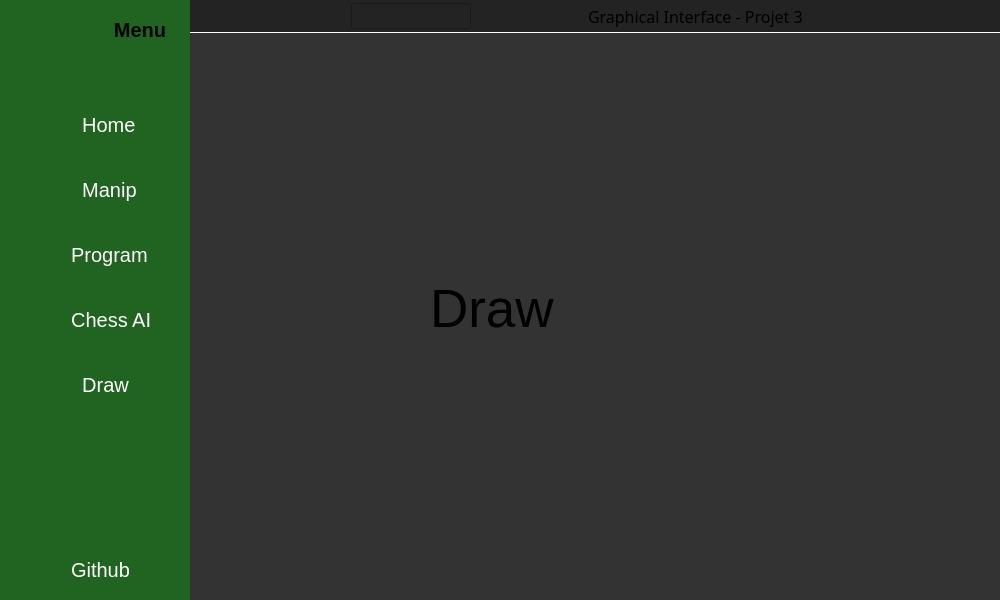
The window that GUI/Designer/gui.ui (SirajHabsaia/RobotArm) describes before a commit, drawn with Qt 5.
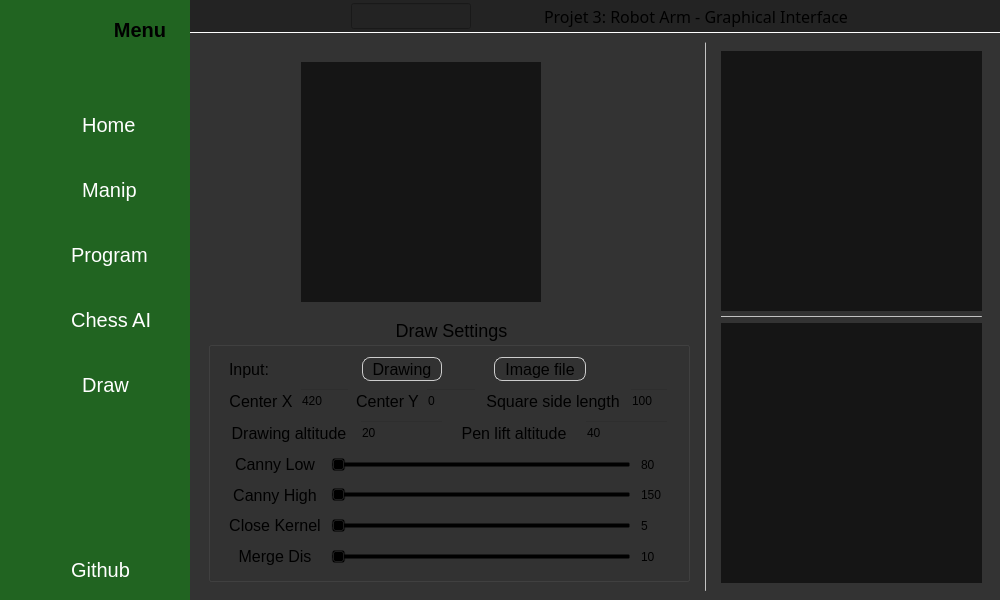
The same window after the commit. The open tabs and pages were chosen to show the change. Icons and pictures are not drawn.

Commit message: integrate drawing features with interface

What changed in the file:
```diff
--- a/GUI/Designer/gui.ui
+++ b/GUI/Designer/gui.ui
@@ -963,7 +963,7 @@
              </font>
             </property>
             <property name="text">
-             <string>Graphical Interface - Projet 3</string>
+             <string>Projet 3: Robot Arm - Graphical Interface</string>
             </property>
            </widget>
           </item>
@@ -4071,24 +4071,1070 @@
           </layout>
          </widget>
          <widget class="QWidget" name="page_draw">
-          <widget class="QLabel" name="label_6">
-           <property name="geometry">
-            <rect>
-             <x>240</x>
-             <y>240</y>
-             <width>151</width>
-             <height>71</height>
-            </rect>
-           </property>
-           <property name="font">
-            <font>
-             <pointsize>40</pointsize>
-            </font>
-           </property>
-           <property name="text">
-            <string>Draw</string>
-           </property>
-          </widget>
+          <layout class="QHBoxLayout" name="horizontalLayout_27">
+           <item>
+            <widget class="QWidget" name="drawLeftWidget" native="true">
+             <property name="minimumSize">
+              <size>
+               <width>500</width>
+               <height>0</height>
+              </size>
+             </property>
+             <property name="maximumSize">
+              <size>
+               <width>500</width>
+               <height>16777215</height>
+              </size>
+             </property>
+             <property name="styleSheet">
+              <string notr="true"/>
+             </property>
+             <layout class="QVBoxLayout" name="verticalLayout_21">
+              <item>
+               <widget class="QWidget" name="widget" native="true">
+                <layout class="QHBoxLayout" name="horizontalLayout_35">
+                 <item>
+                  <spacer name="horizontalSpacer_37">
+                   <property name="orientation">
+                    <enum>Qt::Orientation::Horizontal</enum>
+                   </property>
+                   <property name="sizeHint" stdset="0">
+                    <size>
+                     <width>40</width>
+                     <height>20</height>
+                    </size>
+                   </property>
+                  </spacer>
+                 </item>
+                 <item>
+                  <widget class="QWidget" name="drawMainWidget" native="true">
+                   <property name="minimumSize">
+                    <size>
+                     <width>240</width>
+                     <height>240</height>
+                    </size>
+                   </property>
+                   <property name="maximumSize">
+                    <size>
+                     <width>240</width>
+                     <height>240</height>
+                    </size>
+                   </property>
+                   <property name="styleSheet">
+                    <string notr="true">background-color: rgb(21, 21, 21);</string>
+                   </property>
+                  </widget>
+                 </item>
+                 <item>
+                  <widget class="QWidget" name="drawControlWidget" native="true">
+                   <property name="minimumSize">
+                    <size>
+                     <width>0</width>
+                     <height>0</height>
+                    </size>
+                   </property>
+                   <property name="maximumSize">
+                    <size>
+                     <width>1000</width>
+                     <height>1000</height>
+                    </size>
+                   </property>
+                   <property name="styleSheet">
+                    <string notr="true"/>
+                   </property>
+                   <layout class="QVBoxLayout" name="verticalLayout_18">
+                    <item>
+                     <widget class="QPushButton" name="startDrawingBtn">
+                      <property name="minimumSize">
+                       <size>
+                        <width>32</width>
+                        <height>32</height>
+                       </size>
+                      </property>
+                      <property name="maximumSize">
+                       <size>
+                        <width>32</width>
+                        <height>32</height>
+                       </size>
+                      </property>
+                      <property name="styleSheet">
+                       <string notr="true">QPushButton{
+	border: none;
+	background-color: transparent;
+}
+QPushButton:hover {
+	background-color: #444444;
+	color: white;
+	border: 1px solid #555555;
+}
+QPushButton:pressed {
+	background-color: transparent;
+	color: white;
+	border: 1px solid #444444;
+}</string>
+                      </property>
+                      <property name="text">
+                       <string/>
+                      </property>
+                      <property name="icon">
+                       <iconset resource="resources.qrc">
+                        <normaloff>:/images/media/play2.png</normaloff>:/images/media/play2.png</iconset>
+                      </property>
+                      <property name="iconSize">
+                       <size>
+                        <width>32</width>
+                        <height>32</height>
+                       </size>
+                      </property>
+                     </widget>
+                    </item>
+                    <item>
+                     <widget class="QPushButton" name="pauseDrawingBtn">
+                      <property name="minimumSize">
+                       <size>
+                        <width>32</width>
+                        <height>32</height>
+                       </size>
+                      </property>
+                      <property name="maximumSize">
+                       <size>
+                        <width>32</width>
+                        <height>32</height>
+                       </size>
+                      </property>
+                      <property name="styleSheet">
+                       <string notr="true">QPushButton{
+	border: none;
+	background-color: transparent;
+}
+QPushButton:hover {
+	background-color: #444444;
+	color: white;
+	border: 1px solid #555555;
+}
+QPushButton:pressed {
+	background-color: transparent;
+	color: white;
+	border: 1px solid #444444;
+}</string>
+                      </property>
+                      <property name="text">
+                       <string/>
+                      </property>
+                      <property name="icon">
+                       <iconset resource="resources.qrc">
+                        <normaloff>:/images/media/pause2.png</normaloff>:/images/media/pause2.png</iconset>
+                      </property>
+                      <property name="iconSize">
+                       <size>
+                        <width>32</width>
+                        <height>32</height>
+                       </size>
+                      </property>
+                     </widget>
+                    </item>
+                    <item>
+                     <widget class="QPushButton" name="stopDrawingBtn">
+                      <property name="minimumSize">
+                       <size>
+                        <width>32</width>
+                        <height>32</height>
+                       </size>
+                      </property>
+                      <property name="maximumSize">
+                       <size>
+                        <width>32</width>
+                        <height>32</height>
+                       </size>
+                      </property>
+                      <property name="styleSheet">
+                       <string notr="true">QPushButton{
+	border: none;
+	background-color: transparent;
+}
+QPushButton:hover {
+	background-color: #444444;
+	color: white;
+	border: 1px solid #555555;
+}
+QPushButton:pressed {
+	background-color: transparent;
+	color: white;
+	border: 1px solid #444444;
+}</string>
+                      </property>
+                      <property name="text">
+                       <string/>
+                      </property>
+                      <property name="icon">
+                       <iconset resource="resources.qrc">
+                        <normaloff>:/images/media/stop2.png</normaloff>:/images/media/stop2.png</iconset>
+                      </property>
+                      <property name="iconSize">
+                       <size>
+                        <width>32</width>
+                        <height>32</height>
+                       </size>
+                      </property>
+                     </widget>
+                    </item>
+                    <item>
+                     <widget class="QPushButton" name="undoDrawingBtn">
+                      <property name="minimumSize">
+                       <size>
+                        <width>32</width>
+                        <height>32</height>
+                       </size>
+                      </property>
+                      <property name="maximumSize">
+                       <size>
+                        <width>32</width>
+                        <height>32</height>
+                       </size>
+                      </property>
+                      <property name="styleSheet">
+                       <string notr="true">QPushButton{
+	border: none;
+	background-color: transparent;
+}
+QPushButton:hover {
+	background-color: #444444;
+	color: white;
+	border: 1px solid #555555;
+}
+QPushButton:pressed {
+	background-color: transparent;
+	color: white;
+	border: 1px solid #444444;
+}</string>
+                      </property>
+                      <property name="text">
+                       <string/>
+                      </property>
+                      <property name="icon">
+                       <iconset resource="resources.qrc">
+                        <normaloff>:/images/reset_left.png</normaloff>:/images/reset_left.png</iconset>
+                      </property>
+                      <property name="iconSize">
+                       <size>
+                        <width>32</width>
+                        <height>32</height>
+                       </size>
+                      </property>
+                     </widget>
+                    </item>
+                   </layout>
+                  </widget>
+                 </item>
+                 <item>
+                  <spacer name="horizontalSpacer_38">
+                   <property name="orientation">
+                    <enum>Qt::Orientation::Horizontal</enum>
+                   </property>
+                   <property name="sizeHint" stdset="0">
+                    <size>
+                     <width>40</width>
+                     <height>20</height>
+                    </size>
+                   </property>
+                  </spacer>
+                 </item>
+                </layout>
+               </widget>
+              </item>
+              <item>
+               <widget class="QGroupBox" name="groupBoxDraw">
+                <property name="styleSheet">
+                 <string notr="true">QGroupBox {
+    font-family: &quot;Segoe UI&quot;;
+    font-size: 18px;
+}
+QGroupBox::title {
+    letter-spacing: 2px;
+	subcontrol-position: top center;
+}
+</string>
+                </property>
+                <property name="title">
+                 <string>Draw Settings</string>
+                </property>
+                <layout class="QVBoxLayout" name="verticalLayout_20">
+                 <property name="spacing">
+                  <number>2</number>
+                 </property>
+                 <property name="topMargin">
+                  <number>8</number>
+                 </property>
+                 <property name="bottomMargin">
+                  <number>8</number>
+                 </property>
+                 <item>
+                  <widget class="QWidget" name="drawInputWidget" native="true">
+                   <layout class="QHBoxLayout" name="horizontalLayout_33">
+                    <property name="spacing">
+                     <number>10</number>
+                    </property>
+                    <property name="topMargin">
+                     <number>2</number>
+                    </property>
+                    <property name="bottomMargin">
+                     <number>2</number>
+                    </property>
+                    <item>
+                     <widget class="QLabel" name="drawLabelInput">
+                      <property name="maximumSize">
+                       <size>
+                        <width>50</width>
+                        <height>16777215</height>
+                       </size>
+                      </property>
+                      <property name="font">
+                       <font>
+                        <pointsize>12</pointsize>
+                       </font>
+                      </property>
+                      <property name="text">
+                       <string>Input:</string>
+                      </property>
+                      <property name="alignment">
+                       <set>Qt::AlignmentFlag::AlignCenter</set>
+                      </property>
+                     </widget>
+                    </item>
+                    <item>
+                     <spacer name="horizontalSpacer_36">
+                      <property name="orientation">
+                       <enum>Qt::Orientation::Horizontal</enum>
+                      </property>
+                      <property name="sizeHint" stdset="0">
+                       <size>
+                        <width>40</width>
+                        <height>20</height>
+                       </size>
+                      </property>
+                     </spacer>
+                    </item>
+                    <item>
+                     <spacer name="horizontalSpacer_41">
+                      <property name="orientation">
+                       <enum>Qt::Orientation::Horizontal</enum>
+                      </property>
+                      <property name="sizeHint" stdset="0">
+                       <size>
+                        <width>40</width>
+                        <height>20</height>
+                       </size>
+                      </property>
+                     </spacer>
+                    </item>
+                    <item>
+                     <widget class="QPushButton" name="DrawingBtn">
+                      <property name="minimumSize">
+                       <size>
+                        <width>80</width>
+                        <height>24</height>
+                       </size>
+                      </property>
+                      <property name="maximumSize">
+                       <size>
+                        <width>80</width>
+                        <height>24</height>
+                       </size>
+                      </property>
+                      <property name="font">
+                       <font>
+                        <pointsize>12</pointsize>
+                       </font>
+                      </property>
+                      <property name="styleSheet">
+                       <string notr="true">QPushButton {
+	background-color: transparent;
+	border: 1px solid #cccccc;
+	border-radius: 8px;
+	padding: 0px
+}
+
+QPushButton:checked {
+	background-color: rgb(33, 100, 33);
+	color: white;
+	border: 1px solid #cccccc;
+}
+
+QPushButton:hover {
+	background-color: #666666;
+	color: white;
+	border: 1px solid #cccccc;
+}</string>
+                      </property>
+                      <property name="text">
+                       <string>Drawing</string>
+                      </property>
+                      <property name="checkable">
+                       <bool>true</bool>
+                      </property>
+                      <property name="autoExclusive">
+                       <bool>true</bool>
+                      </property>
+                     </widget>
+                    </item>
+                    <item>
+                     <spacer name="horizontalSpacer_39">
+                      <property name="orientation">
+                       <enum>Qt::Orientation::Horizontal</enum>
+                      </property>
+                      <property name="sizeHint" stdset="0">
+                       <size>
+                        <width>40</width>
+                        <height>20</height>
+                       </size>
+                      </property>
+                     </spacer>
+                    </item>
+                    <item>
+                     <widget class="QPushButton" name="ImagefileBtn">
+                      <property name="minimumSize">
+                       <size>
+                        <width>92</width>
+                        <height>24</height>
+                       </size>
+                      </property>
+                      <property name="maximumSize">
+                       <size>
+                        <width>92</width>
+                        <height>24</height>
+                       </size>
+                      </property>
+                      <property name="font">
+                       <font>
+                        <pointsize>12</pointsize>
+                       </font>
+                      </property>
+                      <property name="styleSheet">
+                       <string notr="true">QPushButton {
+	background-color: transparent;
+	border: 1px solid #cccccc;
+	border-radius: 8px;
+	padding: 0px
+}
+
+QPushButton:checked {
+	background-color: rgb(33, 100, 33);
+	color: white;
+	border: 1px solid #cccccc;
+}
+
+QPushButton:hover {
+	background-color: #666666;
+	color: white;
+	border: 1px solid #cccccc;
+}</string>
+                      </property>
+                      <property name="text">
+                       <string>Image file</string>
+                      </property>
+                      <property name="checkable">
+                       <bool>true</bool>
+                      </property>
+                      <property name="autoExclusive">
+                       <bool>true</bool>
+                      </property>
+                     </widget>
+                    </item>
+                    <item>
+                     <spacer name="horizontalSpacer_40">
+                      <property name="orientation">
+                       <enum>Qt::Orientation::Horizontal</enum>
+                      </property>
+                      <property name="sizeHint" stdset="0">
+                       <size>
+                        <width>40</width>
+                        <height>20</height>
+                       </size>
+                      </property>
+                     </spacer>
+                    </item>
+                    <item>
+                     <spacer name="horizontalSpacer_44">
+                      <property name="orientation">
+                       <enum>Qt::Orientation::Horizontal</enum>
+                      </property>
+                      <property name="sizeHint" stdset="0">
+                       <size>
+                        <width>40</width>
+                        <height>20</height>
+                       </size>
+                      </property>
+                     </spacer>
+                    </item>
+                   </layout>
+                  </widget>
+                 </item>
+                 <item>
+                  <widget class="QWidget" name="drawInputWidget_2" native="true">
+                   <layout class="QHBoxLayout" name="horizontalLayout_34">
+                    <property name="topMargin">
+                     <number>2</number>
+                    </property>
+                    <property name="bottomMargin">
+                     <number>2</number>
+                    </property>
+                    <item>
+                     <widget class="QLabel" name="drawCenterXLabel">
+                      <property name="maximumSize">
+                       <size>
+                        <width>80</width>
+                        <height>16777215</height>
+                       </size>
+                      </property>
+                      <property name="font">
+                       <font>
+                        <pointsize>12</pointsize>
+                       </font>
+                      </property>
+                      <property name="text">
+                       <string>Center X</string>
+                      </property>
+                      <property name="alignment">
+                       <set>Qt::AlignmentFlag::AlignCenter</set>
+                      </property>
+                     </widget>
+                    </item>
+                    <item>
+                     <widget class="QLineEdit" name="drawCenterXLineEdit">
+                      <property name="minimumSize">
+                       <size>
+                        <width>0</width>
+                        <height>26</height>
+                       </size>
+                      </property>
+                      <property name="text">
+                       <string>420</string>
+                      </property>
+                     </widget>
+                    </item>
+                    <item>
+                     <widget class="QLabel" name="drawCenterYLabel">
+                      <property name="maximumSize">
+                       <size>
+                        <width>80</width>
+                        <height>16777215</height>
+                       </size>
+                      </property>
+                      <property name="font">
+                       <font>
+                        <pointsize>12</pointsize>
+                       </font>
+                      </property>
+                      <property name="text">
+                       <string>Center Y</string>
+                      </property>
+                      <property name="alignment">
+                       <set>Qt::AlignmentFlag::AlignCenter</set>
+                      </property>
+                     </widget>
+                    </item>
+                    <item>
+                     <widget class="QLineEdit" name="drawCenterYLineEdit">
+                      <property name="minimumSize">
+                       <size>
+                        <width>0</width>
+                        <height>26</height>
+                       </size>
+                      </property>
+                      <property name="text">
+                       <string>0</string>
+                      </property>
+                     </widget>
+                    </item>
+                    <item>
+                     <widget class="QLabel" name="drawLengthLabel">
+                      <property name="minimumSize">
+                       <size>
+                        <width>140</width>
+                        <height>0</height>
+                       </size>
+                      </property>
+                      <property name="maximumSize">
+                       <size>
+                        <width>140</width>
+                        <height>16777215</height>
+                       </size>
+                      </property>
+                      <property name="font">
+                       <font>
+                        <pointsize>12</pointsize>
+                       </font>
+                      </property>
+                      <property name="text">
+                       <string>Square side length</string>
+                      </property>
+                      <property name="alignment">
+                       <set>Qt::AlignmentFlag::AlignCenter</set>
+                      </property>
+                     </widget>
+                    </item>
+                    <item>
+                     <widget class="QLineEdit" name="drawLengthLineEdit">
+                      <property name="minimumSize">
+                       <size>
+                        <width>40</width>
+                        <height>26</height>
+                       </size>
+                      </property>
+                      <property name="maximumSize">
+                       <size>
+                        <width>40</width>
+                        <height>16777215</height>
+                       </size>
+                      </property>
+                      <property name="text">
+                       <string>100</string>
+                      </property>
+                     </widget>
+                    </item>
+                   </layout>
+                  </widget>
+                 </item>
+                 <item>
+                  <widget class="QWidget" name="drawInputWidget_3" native="true">
+                   <layout class="QHBoxLayout" name="horizontalLayout_36">
+                    <property name="spacing">
+                     <number>10</number>
+                    </property>
+                    <property name="topMargin">
+                     <number>2</number>
+                    </property>
+                    <property name="bottomMargin">
+                     <number>2</number>
+                    </property>
+                    <item>
+                     <widget class="QLabel" name="drawZLabel">
+                      <property name="minimumSize">
+                       <size>
+                        <width>120</width>
+                        <height>0</height>
+                       </size>
+                      </property>
+                      <property name="maximumSize">
+                       <size>
+                        <width>120</width>
+                        <height>16777215</height>
+                       </size>
+                      </property>
+                      <property name="font">
+                       <font>
+                        <pointsize>12</pointsize>
+                       </font>
+                      </property>
+                      <property name="text">
+                       <string>Drawing altitude</string>
+                      </property>
+                      <property name="alignment">
+                       <set>Qt::AlignmentFlag::AlignCenter</set>
+                      </property>
+                     </widget>
+                    </item>
+                    <item>
+                     <widget class="QLineEdit" name="drawZLineEdit">
+                      <property name="minimumSize">
+                       <size>
+                        <width>0</width>
+                        <height>26</height>
+                       </size>
+                      </property>
+                      <property name="text">
+                       <string>20</string>
+                      </property>
+                     </widget>
+                    </item>
+                    <item>
+                     <widget class="QLabel" name="drawZliftLabel">
+                      <property name="minimumSize">
+                       <size>
+                        <width>120</width>
+                        <height>0</height>
+                       </size>
+                      </property>
+                      <property name="maximumSize">
+                       <size>
+                        <width>120</width>
+                        <height>16777215</height>
+                       </size>
+                      </property>
+                      <property name="font">
+                       <font>
+                        <pointsize>12</pointsize>
+                       </font>
+                      </property>
+                      <property name="text">
+                       <string>Pen lift altitude</string>
+                      </property>
+                      <property name="alignment">
+                       <set>Qt::AlignmentFlag::AlignCenter</set>
+                      </property>
+                     </widget>
+                    </item>
+                    <item>
+                     <widget class="QLineEdit" name="drawZLiftLineEdit">
+                      <property name="minimumSize">
+                       <size>
+                        <width>0</width>
+                        <height>26</height>
+                       </size>
+                      </property>
+                      <property name="text">
+                       <string>40</string>
+                      </property>
+                     </widget>
+                    </item>
+                   </layout>
+                  </widget>
+                 </item>
+                 <item>
+                  <widget class="QWidget" name="drawCannyWidget1" native="true">
+                   <layout class="QHBoxLayout" name="horizontalLayout_38">
+                    <property name="spacing">
+                     <number>10</number>
+                    </property>
+                    <property name="topMargin">
+                     <number>2</number>
+                    </property>
+                    <property name="bottomMargin">
+                     <number>2</number>
+                    </property>
+                    <item>
+                     <widget class="QLabel" name="chessLabel_10">
+                      <property name="minimumSize">
+                       <size>
+                        <width>92</width>
+                        <height>0</height>
+                       </size>
+                      </property>
+                      <property name="maximumSize">
+                       <size>
+                        <width>92</width>
+                        <height>16777215</height>
+                       </size>
+                      </property>
+                      <property name="font">
+                       <font>
+                        <pointsize>12</pointsize>
+                       </font>
+                      </property>
+                      <property name="text">
+                       <string>Canny Low</string>
+                      </property>
+                      <property name="alignment">
+                       <set>Qt::AlignmentFlag::AlignCenter</set>
+                      </property>
+                     </widget>
+                    </item>
+                    <item>
+                     <widget class="QSlider" name="drawCannyLowSlider">
+                      <property name="orientation">
+                       <enum>Qt::Orientation::Horizontal</enum>
+                      </property>
+                     </widget>
+                    </item>
+                    <item>
+                     <widget class="QLabel" name="drawCannyLowLabel">
+                      <property name="minimumSize">
+                       <size>
+                        <width>28</width>
+                        <height>0</height>
+                       </size>
+                      </property>
+                      <property name="text">
+                       <string>80</string>
+                      </property>
+                     </widget>
+                    </item>
+                   </layout>
+                  </widget>
+                 </item>
+                 <item>
+                  <widget class="QWidget" name="drawCannyWidget2" native="true">
+                   <layout class="QHBoxLayout" name="horizontalLayout_39">
+                    <property name="spacing">
+                     <number>10</number>
+                    </property>
+                    <property name="topMargin">
+                     <number>2</number>
+                    </property>
+                    <property name="bottomMargin">
+                     <number>2</number>
+                    </property>
+                    <item>
+                     <widget class="QLabel" name="chessLabel_11">
+                      <property name="minimumSize">
+                       <size>
+                        <width>92</width>
+                        <height>0</height>
+                       </size>
+                      </property>
+                      <property name="maximumSize">
+                       <size>
+                        <width>92</width>
+                        <height>16777215</height>
+                       </size>
+                      </property>
+                      <property name="font">
+                       <font>
+                        <pointsize>12</pointsize>
+                       </font>
+                      </property>
+                      <property name="text">
+                       <string>Canny High</string>
+                      </property>
+                      <property name="alignment">
+                       <set>Qt::AlignmentFlag::AlignCenter</set>
+                      </property>
+                     </widget>
+                    </item>
+                    <item>
+                     <widget class="QSlider" name="drawCannyHighSlider">
+                      <property name="orientation">
+                       <enum>Qt::Orientation::Horizontal</enum>
+                      </property>
+                     </widget>
+                    </item>
+                    <item>
+                     <widget class="QLabel" name="drawCannyHighLabel">
+                      <property name="minimumSize">
+                       <size>
+                        <width>28</width>
+                        <height>0</height>
+                       </size>
+                      </property>
+                      <property name="text">
+                       <string>150</string>
+                      </property>
+                     </widget>
+                    </item>
+                   </layout>
+                  </widget>
+                 </item>
+                 <item>
+                  <widget class="QWidget" name="drawKernelWidget" native="true">
+                   <layout class="QHBoxLayout" name="horizontalLayout_41">
+                    <property name="spacing">
+                     <number>10</number>
+                    </property>
+                    <property name="topMargin">
+                     <number>2</number>
+                    </property>
+                    <property name="bottomMargin">
+                     <number>2</number>
+                    </property>
+                    <item>
+                     <widget class="QLabel" name="chessLabel_13">
+                      <property name="minimumSize">
+                       <size>
+                        <width>92</width>
+                        <height>0</height>
+                       </size>
+                      </property>
+                      <property name="maximumSize">
+                       <size>
+                        <width>92</width>
+                        <height>16777215</height>
+                       </size>
+                      </property>
+                      <property name="font">
+                       <font>
+                        <pointsize>12</pointsize>
+                       </font>
+                      </property>
+                      <property name="text">
+                       <string>Close Kernel</string>
+                      </property>
+                      <property name="alignment">
+                       <set>Qt::AlignmentFlag::AlignCenter</set>
+                      </property>
+                     </widget>
+                    </item>
+                    <item>
+                     <widget class="QSlider" name="drawKernelSlider">
+                      <property name="orientation">
+                       <enum>Qt::Orientation::Horizontal</enum>
+                      </property>
+                     </widget>
+                    </item>
+                    <item>
+                     <widget class="QLabel" name="drawKernelLabel">
+                      <property name="minimumSize">
+                       <size>
+                        <width>28</width>
+                        <height>0</height>
+                       </size>
+                      </property>
+                      <property name="text">
+                       <string>5</string>
+                      </property>
+                     </widget>
+                    </item>
+                   </layout>
+                  </widget>
+                 </item>
+                 <item>
+                  <widget class="QWidget" name="drawMergeWidget" native="true">
+                   <layout class="QHBoxLayout" name="horizontalLayout_43">
+                    <property name="spacing">
+                     <number>10</number>
+                    </property>
+                    <property name="topMargin">
+                     <number>2</number>
+                    </property>
+                    <property name="bottomMargin">
+                     <number>2</number>
+                    </property>
+                    <item>
+                     <widget class="QLabel" name="chessLabel_15">
+                      <property name="minimumSize">
+                       <size>
+                        <width>92</width>
+                        <height>0</height>
+                       </size>
+                      </property>
+                      <property name="maximumSize">
+                       <size>
+                        <width>92</width>
+                        <height>16777215</height>
+                       </size>
+                      </property>
+                      <property name="font">
+                       <font>
+                        <pointsize>12</pointsize>
+                       </font>
+                      </property>
+                      <property name="text">
+                       <string>Merge Dis</string>
+                      </property>
+                      <property name="alignment">
+                       <set>Qt::AlignmentFlag::AlignCenter</set>
+                      </property>
+                     </widget>
+                    </item>
+                    <item>
+                     <widget class="QSlider" name="drawMergeSlider">
+                      <property name="orientation">
+                       <enum>Qt::Orientation::Horizontal</enum>
+                      </property>
+                     </widget>
+                    </item>
+                    <item>
+                     <widget class="QLabel" name="drawMergeLabel">
+                      <property name="minimumSize">
+                       <size>
+                        <width>28</width>
+                        <height>0</height>
+                       </size>
+                      </property>
+                      <property name="text">
+                       <string>10</string>
+                      </property>
+                     </widget>
+                    </item>
+                   </layout>
+                  </widget>
+                 </item>
+                </layout>
+               </widget>
+              </item>
+             </layout>
+            </widget>
+           </item>
+           <item>
+            <widget class="Line" name="line_2">
+             <property name="minimumSize">
+              <size>
+               <width>1</width>
+               <height>0</height>
+              </size>
+             </property>
+             <property name="maximumSize">
+              <size>
+               <width>1</width>
+               <height>16777215</height>
+              </size>
+             </property>
+             <property name="font">
+              <font>
+               <bold>false</bold>
+              </font>
+             </property>
+             <property name="styleSheet">
+              <string notr="true">background-color: rgb(170, 170, 170);</string>
+             </property>
+             <property name="orientation">
+              <enum>Qt::Orientation::Vertical</enum>
+             </property>
+            </widget>
+           </item>
+           <item>
+            <widget class="QWidget" name="widget_4" native="true">
+             <property name="minimumSize">
+              <size>
+               <width>260</width>
+               <height>0</height>
+              </size>
+             </property>
+             <property name="styleSheet">
+              <string notr="true"/>
+             </property>
+             <layout class="QVBoxLayout" name="verticalLayout_22">
+              <item>
+               <widget class="QWidget" name="drawResultWidget" native="true">
+                <property name="minimumSize">
+                 <size>
+                  <width>0</width>
+                  <height>260</height>
+                 </size>
+                </property>
+                <property name="styleSheet">
+                 <string notr="true">background-color: rgb(21, 21, 21);</string>
+                </property>
+               </widget>
+              </item>
+              <item>
+               <widget class="Line" name="line_3">
+                <property name="minimumSize">
+                 <size>
+                  <width>0</width>
+                  <height>1</height>
+                 </size>
+                </property>
+                <property name="maximumSize">
+                 <size>
+                  <width>16777215</width>
+                  <height>1</height>
+                 </size>
+                </property>
+                <property name="styleSheet">
+                 <string notr="true">background-color: rgb(170, 170, 170);</string>
+                </property>
+                <property name="orientation">
+                 <enum>Qt::Orientation::Horizontal</enum>
+                </property>
+               </widget>
+              </item>
+              <item>
+               <widget class="QWidget" name="drawLiveWidget" native="true">
+                <property name="minimumSize">
+                 <size>
+                  <width>0</width>
+                  <height>260</height>
+                 </size>
+                </property>
+                <property name="styleSheet">
+                 <string notr="true">background-color: rgb(21, 21, 21);</string>
+                </property>
+               </widget>
+              </item>
+             </layout>
+            </widget>
+           </item>
+          </layout>
          </widget>
          <widget class="QWidget" name="page_chess">
           <layout class="QHBoxLayout" name="horizontalLayout_28">
```
Left out of the diff: 90 changed lines with no effect on the pictures. The commit also changes 12 other files.
